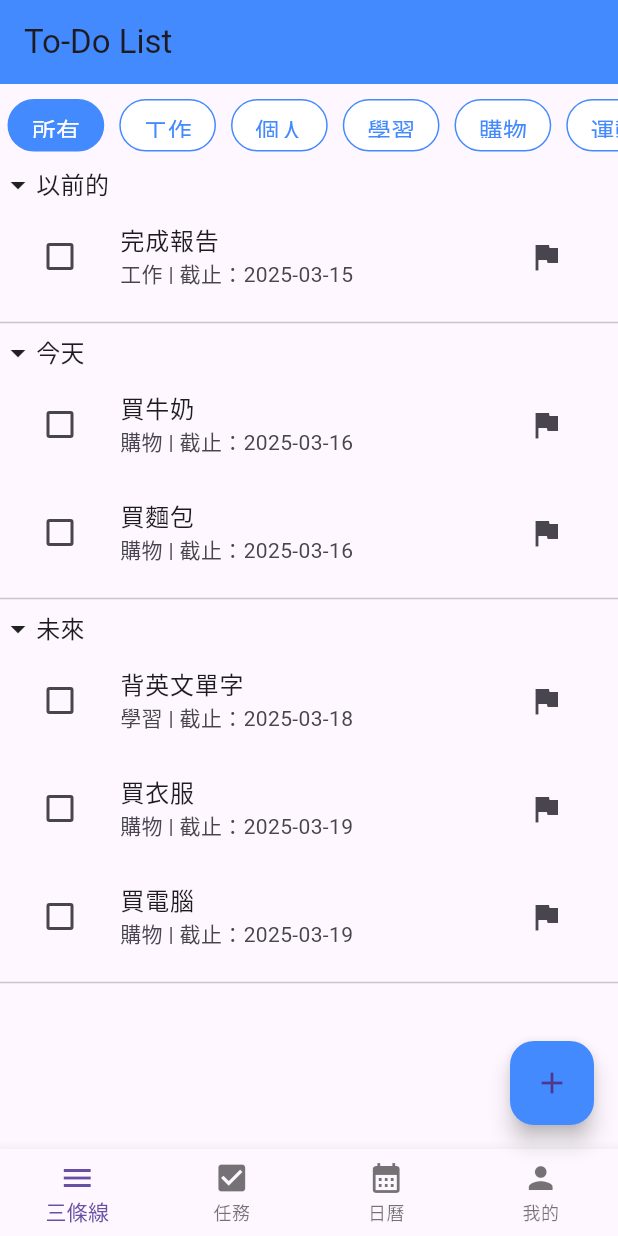
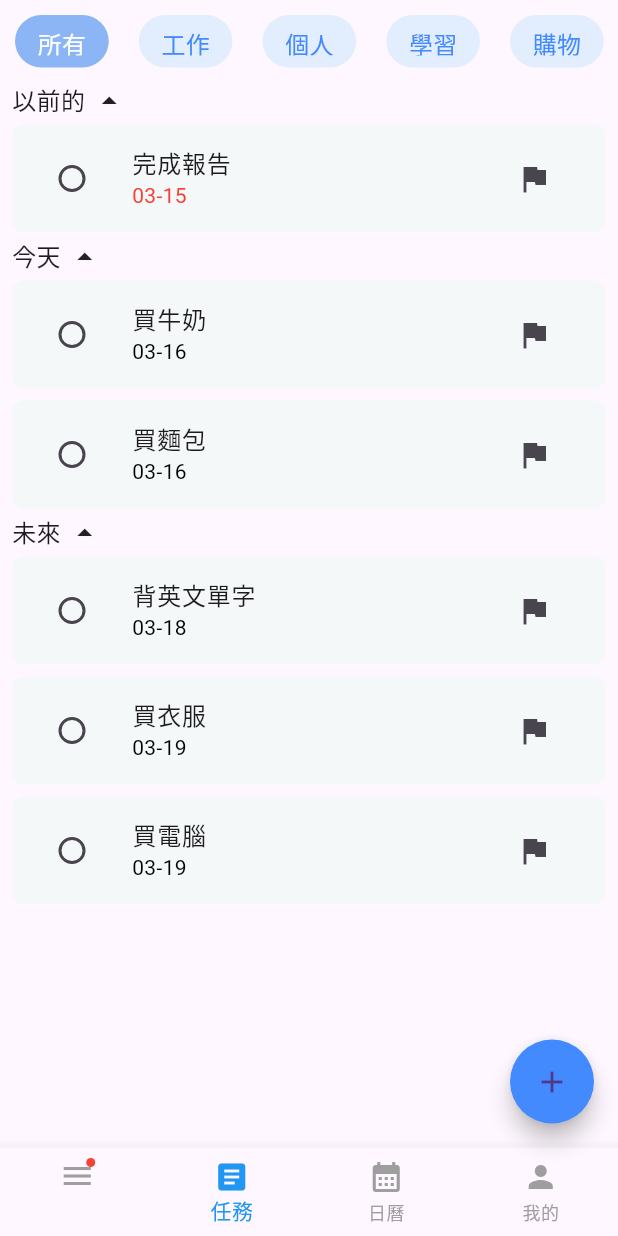
Before and after one commit to howard522/hw2, a Flutter app: the screen it shows after launch, on a phone screen of 412 x 824 dp. Run offline on Flutter 3.47's test engine with Material 3 defaults, Android fonts, the phone set to English and light mode, and no system bars.

Commit message:
feat:static

```diff
--- a/todolist_ui/lib/main.dart
+++ b/todolist_ui/lib/main.dart
@@ -4,6 +4,7 @@ void main() {
   runApp(const MyApp());
 }
 
+/// 1) 最上層App
 class MyApp extends StatelessWidget {
   const MyApp({super.key});
 
@@ -11,19 +12,21 @@ class MyApp extends StatelessWidget {
   Widget build(BuildContext context) {
     return MaterialApp(
       debugShowCheckedModeBanner: false,
-      home: TodoListScreen(),
+      home: const TodoListScreen(),
     );
   }
 }
 
+/// 2) 主畫面 (Stateful)
 class TodoListScreen extends StatefulWidget {
-  TodoListScreen({super.key});
+  const TodoListScreen({super.key});
 
   @override
   _TodoListScreenState createState() => _TodoListScreenState();
 }
 
 class _TodoListScreenState extends State<TodoListScreen> {
+  // 分類清單
   final List<String> categories = [
     "所有",
     "工作",
@@ -36,7 +39,7 @@ class _TodoListScreenState extends State<TodoListScreen> {
     "其他",
   ];
 
-  // 每個 Todo 多了 "deadline" 欄位
+  // 代辦事項（示例用）
   final List<Map<String, dynamic>> _todos = [
     {
       "title": "完成報告",
@@ -66,35 +69,38 @@ class _TodoListScreenState extends State<TodoListScreen> {
       "title": "買衣服",
       "category": "購物",
       "isCompleted": false,
-      "deadline": DateTime.now().add(const Duration(days: 3)), // 今天
+      "deadline": DateTime.now().add(const Duration(days: 3)), // 未來
     },
     {
       "title": "買電腦",
       "category": "購物",
       "isCompleted": false,
-      "deadline": DateTime.now().add(const Duration(days: 3)), // 今天
+      "deadline": DateTime.now().add(const Duration(days: 3)), // 未來
     },
-    // 你也可以加入更多測試資料
   ];
 
+  // 文字輸入控制
   final TextEditingController _todoController = TextEditingController();
+
+  // 當前選取的分類
   String _selectedCategory = "所有";
 
-  // 底部導覽列當前選擇的索引
-  int _selectedIndex = 0;
+  // BottomNavigationBar 當前選取的索引 (0-based)
+  // 預設選到索引 1 => 「任務」
+  int _selectedIndex = 1;
 
-  // 三個區段的收合狀態
-  bool _showPast = true; // 以前的
-  bool _showToday = true; // 今天
-  bool _showFuture = true; // 未來
+  // 三個區段(以前的/今天/未來)是否收合
+  bool _showPast = true;
+  bool _showToday = true;
+  bool _showFuture = true;
 
-  // 產生新增 Todo 的對話框
+  // 新增代辦事項對話框
   void _addTodoDialog() {
     DateTime? _selectedDeadline;
     showDialog(
       context: context,
       builder: (context) {
-        String tempCategory = categories[0];
+        String tempCategory = categories[0]; // 對話框內的暫存分類
         return StatefulBuilder(
           builder: (context, setStateDialog) {
             return AlertDialog(
@@ -103,11 +109,13 @@ class _TodoListScreenState extends State<TodoListScreen> {
                 child: Column(
                   mainAxisSize: MainAxisSize.min,
                   children: [
+                    // 輸入文字
                     TextField(
                       controller: _todoController,
                       decoration: const InputDecoration(hintText: "輸入代辦事項"),
                     ),
                     const SizedBox(height: 10),
+                    // 選擇分類
                     DropdownButton<String>(
                       value: tempCategory,
                       items:
@@ -124,7 +132,7 @@ class _TodoListScreenState extends State<TodoListScreen> {
                       },
                     ),
                     const SizedBox(height: 10),
-                    // 選擇截止日期
+                    // 選截止日期
                     Row(
                       mainAxisAlignment: MainAxisAlignment.spaceBetween,
                       children: [
@@ -132,7 +140,9 @@ class _TodoListScreenState extends State<TodoListScreen> {
                         Text(
                           _selectedDeadline == null
                               ? "未選擇"
-                              : "${_selectedDeadline!.year}-${_selectedDeadline!.month.toString().padLeft(2, '0')}-${_selectedDeadline!.day.toString().padLeft(2, '0')}",
+                              : "${_selectedDeadline!.year}"
+                                  "-${_selectedDeadline!.month.toString().padLeft(2, '0')}"
+                                  "-${_selectedDeadline!.day.toString().padLeft(2, '0')}",
                         ),
                         IconButton(
                           icon: const Icon(Icons.calendar_today),
@@ -190,12 +200,110 @@ class _TodoListScreenState extends State<TodoListScreen> {
     setState(() {
       _selectedIndex = index;
     });
-    // 這裡可以根據 index 來切換頁面或做其他邏輯
+  }
+
+  // 生成代辦清單
+  Widget buildTodoList(List<Map<String, dynamic>> todos) {
+    final now = DateTime.now();
+    final today = DateTime(now.year, now.month, now.day);
+
+    return Column(
+      children:
+          todos.map((todo) {
+            // 只顯示 "MM-DD"
+            String deadlineText = "無";
+            // 若過去日期 => 紅色
+            Color dateColor = Colors.black;
+
+            final deadline = todo["deadline"] as DateTime?;
+            if (deadline != null) {
+              deadlineText =
+                  "${deadline.month.toString().padLeft(2, '0')}-${deadline.day.toString().padLeft(2, '0')}";
+
+              final compareDate = DateTime(
+                deadline.year,
+                deadline.month,
+                deadline.day,
+              );
+              if (compareDate.isBefore(today)) {
+                dateColor = Colors.red;
+              }
+            }
+
+            return Container(
+              // 在每個 ListTile 外包一層 Container
+              margin: const EdgeInsets.symmetric(vertical: 4, horizontal: 8),
+              decoration: BoxDecoration(
+                color: Color.fromRGBO(245, 248, 248, 1), // 淺灰背景
+                borderRadius: BorderRadius.circular(8), // 圓角
+              ),
+              child: ListTile(
+                // 圓形 Checkbox
+                leading: Checkbox(
+                  shape: const CircleBorder(),
+                  value: todo["isCompleted"],
+                  onChanged: (value) {
+                    setState(() {
+                      todo["isCompleted"] = value!;
+                    });
+                  },
+                ),
+                title: Text(
+                  todo["title"],
+                  style: TextStyle(
+                    decoration:
+                        todo["isCompleted"] ? TextDecoration.lineThrough : null,
+                  ),
+                ),
+                subtitle: Text(
+                  deadlineText,
+                  style: TextStyle(color: dateColor),
+                ),
+                trailing: IconButton(
+                  icon: const Icon(Icons.flag),
+                  onPressed: () {
+                    setState(() {
+                      _todos.remove(todo);
+                    });
+                  },
+                ),
+              ),
+            );
+          }).toList(),
+    );
+  }
+
+  // 生成收合區塊 (以前的 / 今天 / 未來)
+  Widget buildCollapsibleSection({
+    required String title,
+    required bool isExpanded,
+    required VoidCallback onTap,
+    required List<Map<String, dynamic>> data,
+  }) {
+    return Column(
+      crossAxisAlignment: CrossAxisAlignment.start,
+      children: [
+        // 抬頭 + 箭頭 (左)
+        GestureDetector(
+          onTap: onTap,
+          child: Row(
+            children: [
+              const SizedBox(width: 8),
+              Text(title, style: const TextStyle(fontSize: 16)),
+              const SizedBox(width: 4),
+              Icon(isExpanded ? Icons.arrow_drop_up : Icons.arrow_right),
+            ],
+          ),
+        ),
+        // 若展開 => 顯示清單
+        if (isExpanded) buildTodoList(data),
+      ],
+    );
   }
 
   @override
   Widget build(BuildContext context) {
-    // 先依照當前選擇的分類做篩選 (若 _selectedCategory == "所有" 就不篩選)
+    // 依據 _selectedCategory 做篩選
     final filteredTodos =
         _selectedCategory == "所有"
             ? _todos
@@ -203,19 +311,16 @@ class _TodoListScreenState extends State<TodoListScreen> {
                 .where((todo) => todo["category"] == _selectedCategory)
                 .toList();
 
-    // 接著依照當前日期做分組
     final now = DateTime.now();
-    // 只要比較「日期」部分 (忽略時、分、秒)
     final today = DateTime(now.year, now.month, now.day);
 
-    // 用三個清單分別存放「以前的、今天、未來」
+    // 分三類
     List<Map<String, dynamic>> pastTodos = [];
     List<Map<String, dynamic>> todayTodos = [];
     List<Map<String, dynamic>> futureTodos = [];
 
     for (var todo in filteredTodos) {
-      final deadline = todo["deadline"];
-      // 如果沒設定 deadline，就直接歸類到「未來」(你也可以改成其它邏輯)
+      final deadline = todo["deadline"] as DateTime?;
       if (deadline == null) {
         futureTodos.add(todo);
       } else {
@@ -230,86 +335,7 @@ class _TodoListScreenState extends State<TodoListScreen> {
       }
     }
 
-    // 建立一個用於顯示 "List<Map<String, dynamic>>" 的小型 widget
-    Widget buildTodoList(List<Map<String, dynamic>> todos) {
-      return Column(
-        children:
-            todos.map((todo) {
-              // 顯示 deadline (若為 null 則顯示「無」)
-              String deadlineText = "無";
-              if (todo["deadline"] != null) {
-                final d = todo["deadline"] as DateTime;
-                deadlineText =
-                    "${d.year}-${d.month.toString().padLeft(2, '0')}-${d.day.toString().padLeft(2, '0')}";
-              }
-
-              return ListTile(
-                leading: Checkbox(
-                  value: todo["isCompleted"],
-                  onChanged: (value) {
-                    setState(() {
-                      todo["isCompleted"] = value!;
-                    });
-                  },
-                ),
-                title: Text(
-                  todo["title"],
-                  style: TextStyle(
-                    decoration:
-                        todo["isCompleted"] ? TextDecoration.lineThrough : null,
-                  ),
-                ),
-                subtitle: Text("${todo["category"]} | 截止：$deadlineText"),
-                trailing: IconButton(
-                  icon: const Icon(Icons.flag),
-                  onPressed: () {
-                    setState(() {
-                      _todos.remove(todo);
-                    });
-                  },
-                ),
-              );
-            }).toList(),
-      );
-    }
-
-    // 做三個小區塊：以前的 / 今天 / 未來
-    // 用一個 Row + IconButton(或 GestureDetector) 來做「箭頭收合 / 展開」
-    Widget buildCollapsibleSection({
-      required String title,
-      required bool isExpanded,
-      required VoidCallback onTap,
-      required List<Map<String, dynamic>> data,
-    }) {
-      return Column(
-        crossAxisAlignment: CrossAxisAlignment.start,
-        children: [
-          // 標題列 + 箭頭
-          GestureDetector(
-            onTap: onTap,
-            child: Row(
-              children: [
-                Icon(
-                  // 如果目前是展開，就用 arrow_drop_down，否則用 arrow_right
-                  isExpanded ? Icons.arrow_drop_down : Icons.arrow_right,
-                ),
-                Text(title, style: const TextStyle(fontSize: 16)),
-              ],
-            ),
-          ),
-          // 若 isExpanded = true，則顯示清單；否則不顯示
-          if (isExpanded) buildTodoList(data),
-          // 分隔
-          const Divider(),
-        ],
-      );
-    }
-
     return Scaffold(
-      appBar: AppBar(
-        title: const Text("To-Do List"),
-        backgroundColor: Colors.blueAccent,
-      ),
       body: Column(
         crossAxisAlignment: CrossAxisAlignment.start,
         children: [
@@ -329,18 +355,17 @@ class _TodoListScreenState extends State<TodoListScreen> {
                           });
                         },
                         child: Container(
-                          margin: const EdgeInsets.symmetric(horizontal: 5),
+                          margin: const EdgeInsets.symmetric(horizontal: 10),
                           padding: const EdgeInsets.symmetric(
                             horizontal: 15,
                             vertical: 8,
                           ),
                           decoration: BoxDecoration(
                             borderRadius: BorderRadius.circular(20),
-                            border: Border.all(color: Colors.blueAccent),
                             color:
                                 _selectedCategory == category
-                                    ? Colors.blueAccent
-                                    : Colors.white,
+                                    ? Color.fromRGBO(140, 181, 245, 1)
+                                    : Color.fromRGBO(226, 238, 254, 1),
                           ),
                           child: Center(
                             child: Text(
@@ -362,7 +387,7 @@ class _TodoListScreenState extends State<TodoListScreen> {
           ),
           const SizedBox(height: 10),
 
-          // 使用 SingleChildScrollView + Column 來容納三個收合區塊
+          // 三個收合區塊
           Expanded(
             child: SingleChildScrollView(
               child: Column(
@@ -404,26 +429,53 @@ class _TodoListScreenState extends State<TodoListScreen> {
         ],
       ),
 
-      // 浮動按鈕
+      // 浮動按鈕 (圓形)
       floatingActionButton: FloatingActionButton(
+        shape: const CircleBorder(),
+        backgroundColor: Colors.blueAccent,
         onPressed: _addTodoDialog,
         child: const Icon(Icons.add),
-        backgroundColor: Colors.blueAccent,
       ),
 
-      // 底部導覽列
+      // 底部導覽列 (帶有紅點 + 預設選到第二個)
       bottomNavigationBar: BottomNavigationBar(
+        // 讓未選中的 label 也顯示
         type: BottomNavigationBarType.fixed,
+        // 選中的 icon/label 顯示的顏色 (此處設定為藍色)
+        selectedItemColor: Colors.blue,
+        // 未選中的 icon/label 顯示的顏色 (灰色)
+        unselectedItemColor: Colors.grey,
         currentIndex: _selectedIndex,
         onTap: _onItemTapped,
-        items: const [
-          BottomNavigationBarItem(icon: Icon(Icons.menu), label: "三條線"),
-          BottomNavigationBarItem(icon: Icon(Icons.check_box), label: "任務"),
+        items: [
           BottomNavigationBarItem(
-            icon: Icon(Icons.calendar_month),
-            label: "日曆",
+            // 用 Stack 疊加「漢堡 icon + 左上紅點」
+            icon: Stack(
+              children: [
+                const Icon(Icons.menu),
+                Positioned(
+                  top: 0,
+                  left: 18,
+                  child: Container(
+                    width: 6,
+                    height: 6,
+                    decoration: const BoxDecoration(
+                      color: Colors.red,
+                      shape: BoxShape.circle,
+                    ),
+                  ),
+                ),
+              ],
+            ),
+            // 若不想要文字，可將 label 改為空字串: label: '',
+            label: '',
           ),
-          BottomNavigationBarItem(icon: Icon(Icons.person), label: "我的"),
+          BottomNavigationBarItem(icon: const Icon(Icons.article), label: '任務'),
+          BottomNavigationBarItem(
+            icon: const Icon(Icons.calendar_month),
+            label: '日曆',
+          ),
+          BottomNavigationBarItem(icon: const Icon(Icons.person), label: '我的'),
         ],
       ),
     );
```
